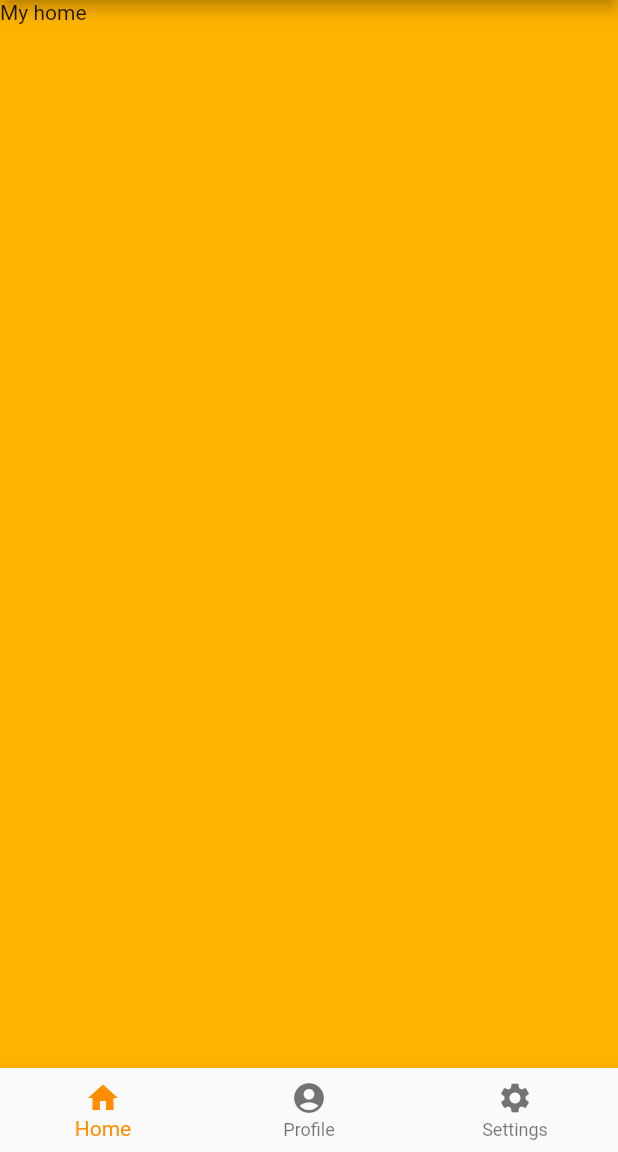
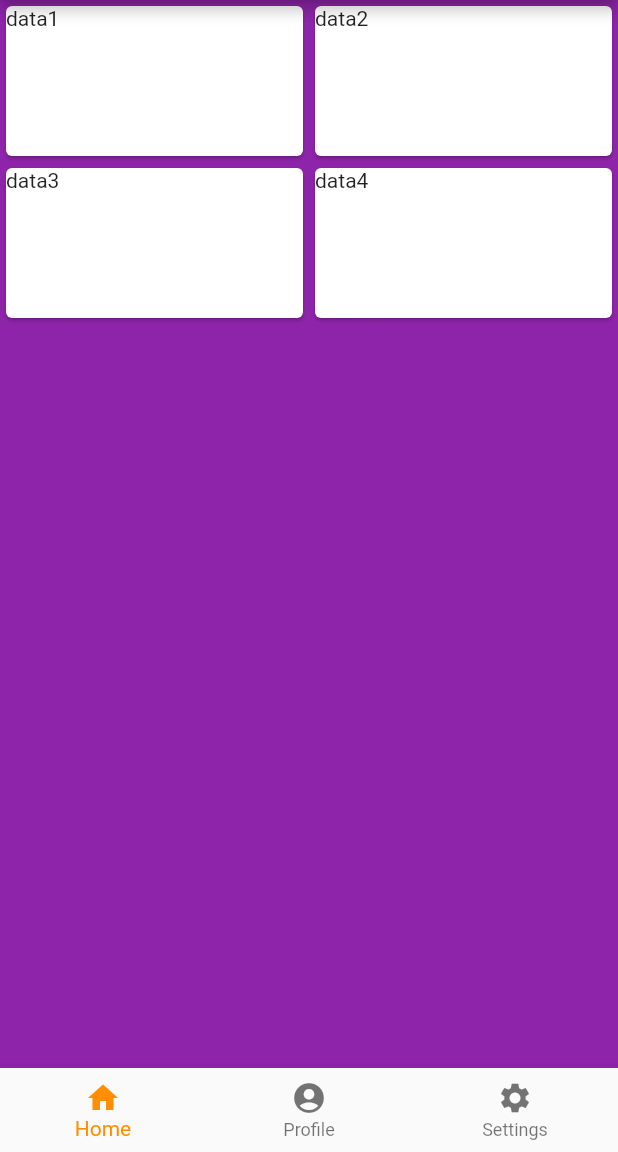
Before and after one commit to Mickeybab/flutter-part1, a Flutter app: the screen it shows after launch, on a phone screen of 412 x 824 dp, the part 84-1236 px from its top. Run offline on Flutter 3.47's test engine with Material 2 defaults, Android fonts, the phone set to English and light mode, and no system bars; our stand-ins replace audioplayers.

Commit message:
[ADD] Card Sound

```diff
--- a/lib/components/home.dart
+++ b/lib/components/home.dart
@@ -1,15 +1,26 @@
 import 'package:flutter/material.dart';
+import 'package:flutter_epitech/components/soundRow.dart';
+import 'soundRow.dart';
 
 class Home extends StatelessWidget {
   @override
   Widget build(BuildContext context) {
     return
     Container(
-      color: Colors.amber[600],
+      color: Colors.purple[600],
       constraints: BoxConstraints.expand(),
-      child: Text(
-        'My home',
-      )
+      child: Column(
+        children: <Widget>[
+          SoundRow(
+            data1: "data1",
+            data2: "data2",
+          ),
+          SoundRow(
+            data1: "data3",
+            data2: "data4",
+          ),
+        ],
+      ),
     );
   }
 }
--- /dev/null
+++ b/lib/components/soundCard.dart
@@ -0,0 +1,26 @@
+
+import 'package:flutter/material.dart';
+import 'package:audioplayers/audio_cache.dart';
+
+class SoundCard extends StatelessWidget {
+  final String data;
+  final player = AudioCache();
+
+  SoundCard({this.data});
+
+  @override
+  Widget build(BuildContext context) {
+    return Card(
+              child: InkWell(
+                splashColor: Colors.blue.withAlpha(30),
+                onTap: () {
+                  player.play('GeeseBeat.mp3');
+                },
+                child: Container(
+                  height: 100,
+                  child: Text(data),
+                ),
+              ),
+            );
+  }
+}
--- /dev/null
+++ b/lib/components/soundRow.dart
@@ -0,0 +1,25 @@
+import 'package:flutter/material.dart';
+import 'soundCard.dart';
+
+class SoundRow extends StatelessWidget {
+  final String data1;
+  final String data2;
+
+  SoundRow({this.data1, this.data2});
+
+  @override
+  Widget build(BuildContext context) {
+    return Row(
+          children: <Widget>[
+            Expanded(
+              flex: 5,
+              child: SoundCard(data: data1),
+              ),
+            Expanded(
+              flex: 5,
+              child: SoundCard(data: data2),
+              ),
+          ],
+        );
+  }
+}
--- a/pubspec.yaml
+++ b/pubspec.yaml
@@ -23,6 +23,7 @@ environment:
 dependencies:
   flutter:
     sdk: flutter
+  audioplayers: ^0.10.0
 
 
   # The following adds the Cupertino Icons font to your application.
```
Also changed, not shown: pubspec.lock, 4 other files.
